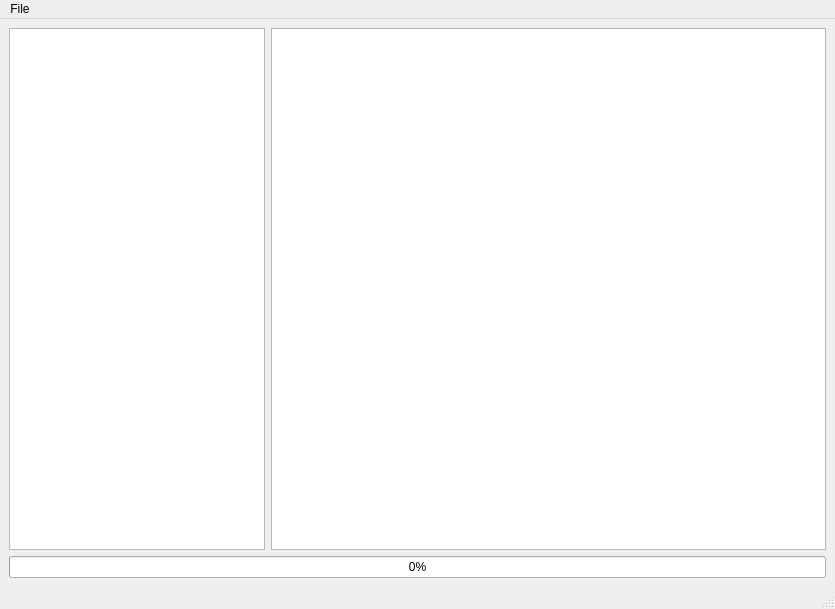
Qt form UI/MainWindow.ui (peterlototsky/MW2012-PS3-To-PC-Endian-Converter) before a commit.
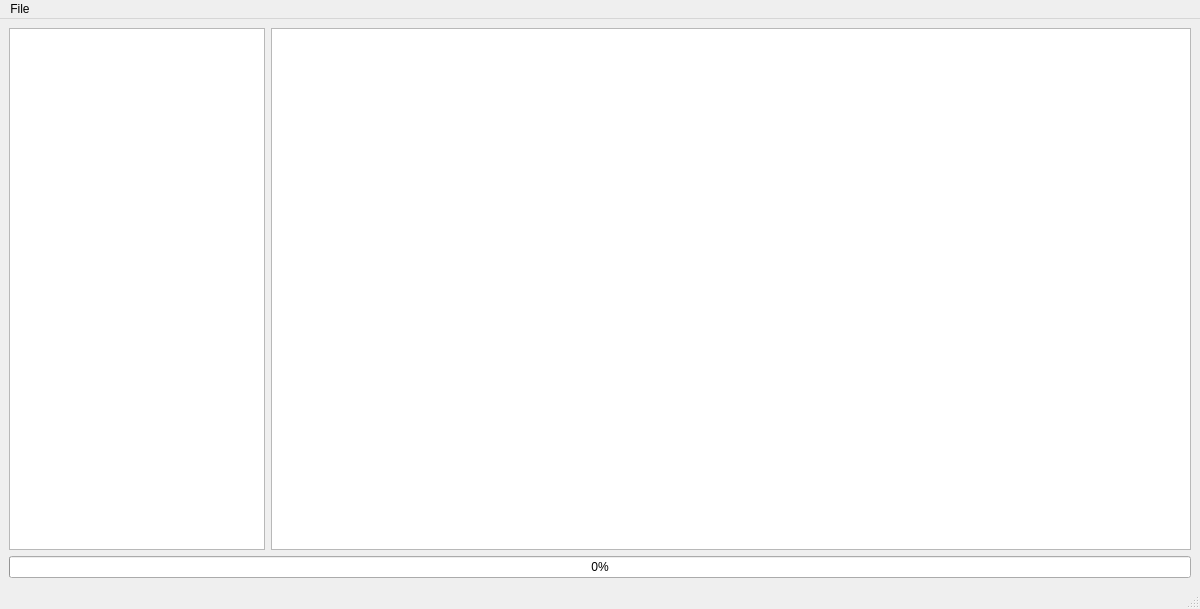
The same form after that commit.

Commit message: Change Default Window Size

```diff
--- a/UI/MainWindow.ui
+++ b/UI/MainWindow.ui
@@ -6,7 +6,7 @@
    <rect>
     <x>0</x>
     <y>0</y>
-    <width>835</width>
+    <width>1200</width>
     <height>609</height>
    </rect>
   </property>
@@ -70,7 +70,7 @@
     <rect>
      <x>0</x>
      <y>0</y>
-     <width>835</width>
+     <width>1200</width>
      <height>24</height>
     </rect>
    </property>
```
The commit also changes 1 other file.
